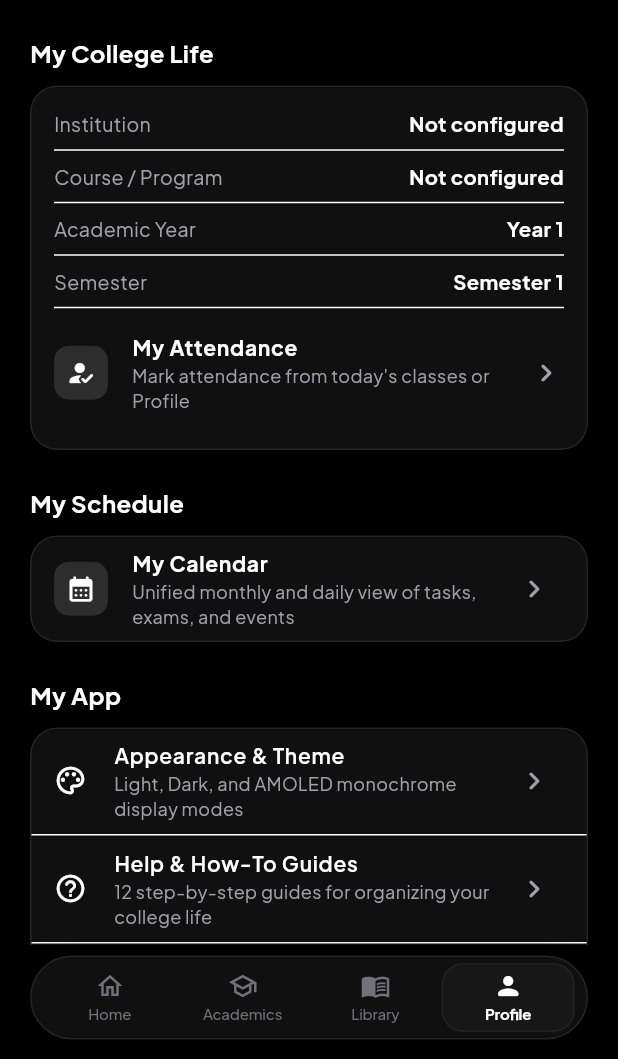
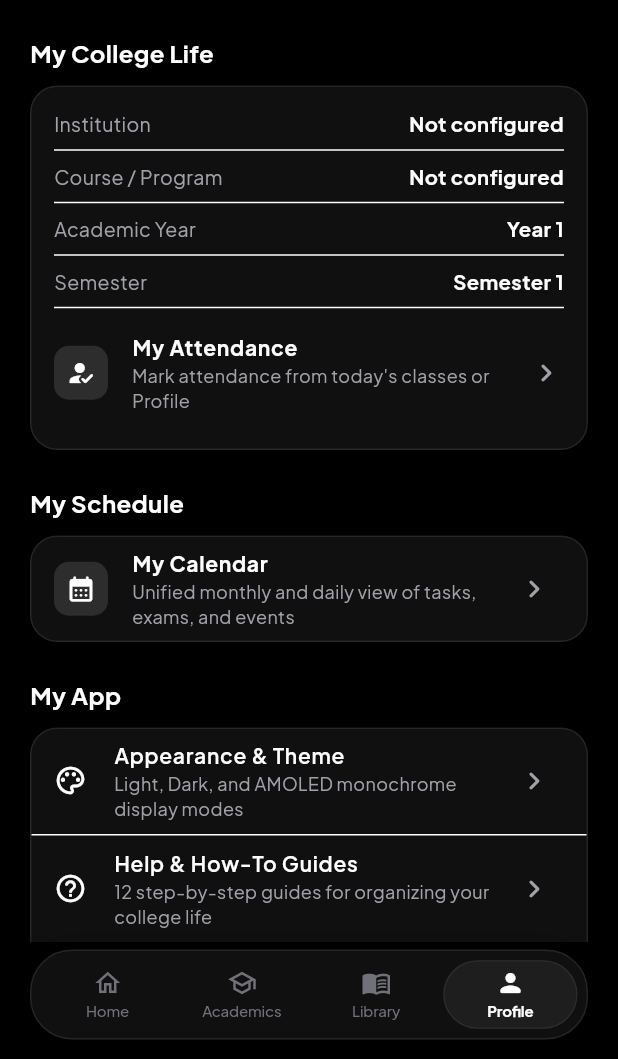
Before and after one commit to bhvyshrm/Studesk, a Flutter app: the MainNavigationShell screen opened directly, item 4 of the bottom bar chosen, on a phone screen of 412 x 824 dp, the part 177-1236 px from its top. Run offline on Flutter 3.47's test engine with Material 3 defaults, Android fonts, the phone set to English and light mode, and no system bars; our stand-ins replace google_fonts, shared_preferences, supabase_flutter; accounts and stored records are empty; network calls fail.

Commit message:
style(navigation): refine active and inactive states

```diff
--- a/lib/shared/widgets/app_bottom_nav_bar.dart
+++ b/lib/shared/widgets/app_bottom_nav_bar.dart
@@ -26,7 +26,7 @@ class AppBottomNavBar extends StatelessWidget {
     final isDark = Theme.of(context).brightness == Brightness.dark;
     final bottomInset = MediaQuery.of(context).padding.bottom;
     final bottomMargin = bottomInset > 0 ? bottomInset : 10.0;
-    final totalNavHeight = 60.0 + bottomMargin + 6.0;
+    final totalNavHeight = 64.0 + bottomMargin + 4.0;
 
     return SizedBox(
       height: totalNavHeight,
@@ -34,14 +34,14 @@ class AppBottomNavBar extends StatelessWidget {
         padding: EdgeInsets.only(
           left: 20.0,
           right: 20.0,
-          top: 4.0,
+          top: 2.0,
           bottom: bottomMargin,
         ),
         child: Center(
           child: ConstrainedBox(
             constraints: const BoxConstraints(maxWidth: 480),
             child: Container(
-              height: 56.0,
+              height: 60.0,
               decoration: BoxDecoration(
                 color: isDark ? const Color(0xFF101010) : const Color(0xFFFFFFFF),
                 borderRadius: BorderRadius.circular(AppRadii.pill),
@@ -55,7 +55,7 @@ class AppBottomNavBar extends StatelessWidget {
                   ),
                 ],
               ),
-              padding: const EdgeInsets.symmetric(horizontal: 8, vertical: 4),
+              padding: const EdgeInsets.symmetric(horizontal: 6, vertical: 3),
               child: Row(
                 children: [
                   Expanded(
@@ -121,7 +121,10 @@ class AppBottomNavBar extends StatelessWidget {
     required String tooltip,
   }) {
     final isSelected = currentIndex == index;
-    final stuTheme = context.stuTheme;
+    final isDark = Theme.of(context).brightness == Brightness.dark;
+
+    final activeColor = isDark ? AppColors.monoWhite : AppColors.monoBlack;
+    final inactiveColor = AppColors.textMuted;
 
     return Semantics(
       label: semanticLabel,
@@ -131,17 +134,26 @@ class AppBottomNavBar extends StatelessWidget {
         message: tooltip,
         child: InkWell(
           onTap: () => onDestinationSelected(index),
-          borderRadius: BorderRadius.circular(AppRadii.lg),
+          borderRadius: BorderRadius.circular(AppRadii.pill),
+          splashColor: Colors.transparent,
+          highlightColor: Colors.transparent,
           child: AnimatedContainer(
-            duration: const Duration(milliseconds: 180),
-            curve: Curves.easeOutCubic,
+            duration: const Duration(milliseconds: 160),
+            curve: Curves.easeInOutCubic,
             padding: const EdgeInsets.symmetric(horizontal: 6, vertical: 4),
             decoration: BoxDecoration(
-              color: isSelected ? stuTheme.surfaceTier2 : Colors.transparent,
-              borderRadius: BorderRadius.circular(AppRadii.md),
+              color: isSelected
+                  ? (isDark ? const Color(0xFF1E1E1E) : const Color(0xFFEEEEF0))
+                  : Colors.transparent,
+              borderRadius: BorderRadius.circular(AppRadii.pill),
               border: isSelected
-                  ? Border.all(color: stuTheme.border, width: 0.8)
-                  : null,
+                  ? Border.all(
+                      color: isDark
+                          ? const Color(0xFF2E2E2E)
+                          : const Color(0xFFD4D4D8),
+                      width: 0.8,
+                    )
+                  : Border.all(color: Colors.transparent, width: 0.8),
             ),
             child: Column(
               mainAxisSize: MainAxisSize.min,
@@ -150,7 +162,7 @@ class AppBottomNavBar extends StatelessWidget {
                 Icon(
                   isSelected ? selectedIcon : icon,
                   size: 20,
-                  color: isSelected ? stuTheme.textPrimary : stuTheme.textMuted,
+                  color: isSelected ? activeColor : inactiveColor,
                 ),
                 const SizedBox(height: 2),
                 Text(
@@ -161,9 +173,7 @@ class AppBottomNavBar extends StatelessWidget {
                     fontSize: 10,
                     fontWeight: isSelected ? FontWeight.w700 : FontWeight.w500,
                     letterSpacing: -0.1,
-                    color: isSelected
-                        ? stuTheme.textPrimary
-                        : stuTheme.textMuted,
+                    color: isSelected ? activeColor : inactiveColor,
                   ),
                 ),
               ],
```
